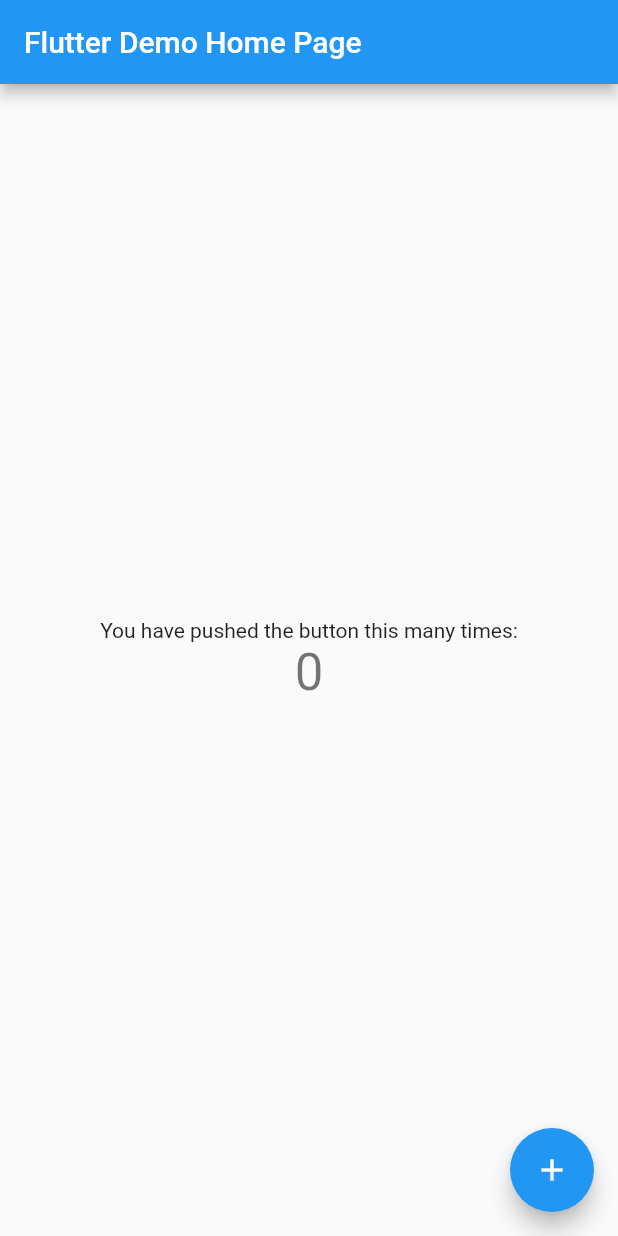
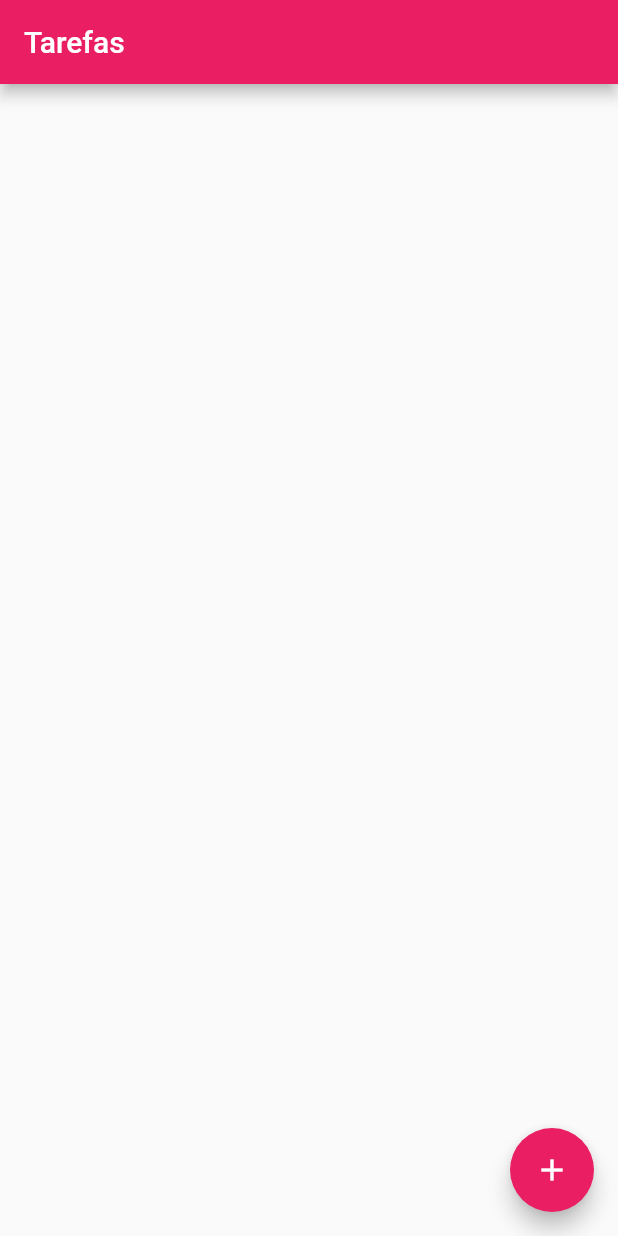
Before and after one commit to marinoricardo/todoapp, a Flutter app: the screen it shows after launch, on a phone screen of 412 x 824 dp. Run offline on Flutter 3.47's test engine with Material 2 defaults, Android fonts, the phone set to English and light mode, and no system bars.

Commit message:
create HomePage

```diff
--- /dev/null
+++ b/lib/home.dart
@@ -0,0 +1,19 @@
+// ignore_for_file: prefer_const_constructors
+
+import 'package:flutter/material.dart';
+
+class Home extends StatelessWidget {
+  const Home({Key? key}) : super(key: key);
+
+  @override
+  Widget build(BuildContext context) {
+    return Scaffold(
+      appBar: AppBar(
+        // leading: IconButton(),
+        title: Text('Tarefas'),
+      ),
+      floatingActionButton:
+          FloatingActionButton(onPressed: () {}, child: Icon(Icons.add)),
+    );
+  }
+}
--- a/lib/main.dart
+++ b/lib/main.dart
@@ -1,4 +1,5 @@
 import 'package:flutter/material.dart';
+import 'package:todoapp/home.dart';
 
 void main() {
   runApp(const MyApp());
@@ -11,105 +12,12 @@ class MyApp extends StatelessWidget {
   @override
   Widget build(BuildContext context) {
     return MaterialApp(
-      title: 'Flutter Demo',
+      title: 'Tarefas',
+      debugShowCheckedModeBanner: false,
       theme: ThemeData(
-        // This is the theme of your application.
-        //
-        // Try running your application with "flutter run". You'll see the
-        // application has a blue toolbar. Then, without quitting the app, try
-        // changing the primarySwatch below to Colors.green and then invoke
-        // "hot reload" (press "r" in the console where you ran "flutter run",
-        // or simply save your changes to "hot reload" in a Flutter IDE).
-        // Notice that the counter didn't reset back to zero; the application
-        // is not restarted.
-        primarySwatch: Colors.blue,
+        primarySwatch: Colors.pink,
       ),
-      home: const MyHomePage(title: 'Flutter Demo Home Page'),
+      home: const Home(),
     );
   }
 }
-
-class MyHomePage extends StatefulWidget {
-  const MyHomePage({Key? key, required this.title}) : super(key: key);
-
-  // This widget is the home page of your application. It is stateful, meaning
-  // that it has a State object (defined below) that contains fields that affect
-  // how it looks.
-
-  // This class is the configuration for the state. It holds the values (in this
-  // case the title) provided by the parent (in this case the App widget) and
-  // used by the build method of the State. Fields in a Widget subclass are
-  // always marked "final".
-
-  final String title;
-
-  @override
-  State<MyHomePage> createState() => _MyHomePageState();
-}
-
-class _MyHomePageState extends State<MyHomePage> {
-  int _counter = 0;
-
-  void _incrementCounter() {
-    setState(() {
-      // This call to setState tells the Flutter framework that something has
-      // changed in this State, which causes it to rerun the build method below
-      // so that the display can reflect the updated values. If we changed
-      // _counter without calling setState(), then the build method would not be
-      // called again, and so nothing would appear to happen.
-      _counter++;
-    });
-  }
-
-  @override
-  Widget build(BuildContext context) {
-    // This method is rerun every time setState is called, for instance as done
-    // by the _incrementCounter method above.
-    //
-    // The Flutter framework has been optimized to make rerunning build methods
-    // fast, so that you can just rebuild anything that needs updating rather
-    // than having to individually change instances of widgets.
-    return Scaffold(
-      appBar: AppBar(
-        // Here we take the value from the MyHomePage object that was created by
-        // the App.build method, and use it to set our appbar title.
-        title: Text(widget.title),
-      ),
-      body: Center(
-        // Center is a layout widget. It takes a single child and positions it
-        // in the middle of the parent.
-        child: Column(
-          // Column is also a layout widget. It takes a list of children and
-          // arranges them vertically. By default, it sizes itself to fit its
-          // children horizontally, and tries to be as tall as its parent.
-          //
-          // Invoke "debug painting" (press "p" in the console, choose the
-          // "Toggle Debug Paint" action from the Flutter Inspector in Android
-          // Studio, or the "Toggle Debug Paint" command in Visual Studio Code)
-          // to see the wireframe for each widget.
-          //
-          // Column has various properties to control how it sizes itself and
-          // how it positions its children. Here we use mainAxisAlignment to
-          // center the children vertically; the main axis here is the vertical
-          // axis because Columns are vertical (the cross axis would be
-          // horizontal).
-          mainAxisAlignment: MainAxisAlignment.center,
-          children: <Widget>[
-            const Text(
-              'You have pushed the button this many times:',
-            ),
-            Text(
-              '$_counter',
-              style: Theme.of(context).textTheme.headline4,
-            ),
-          ],
-        ),
-      ),
-      floatingActionButton: FloatingActionButton(
-        onPressed: _incrementCounter,
-        tooltip: 'Increment',
-        child: const Icon(Icons.add),
-      ), // This trailing comma makes auto-formatting nicer for build methods.
-    );
-  }
-}
```
